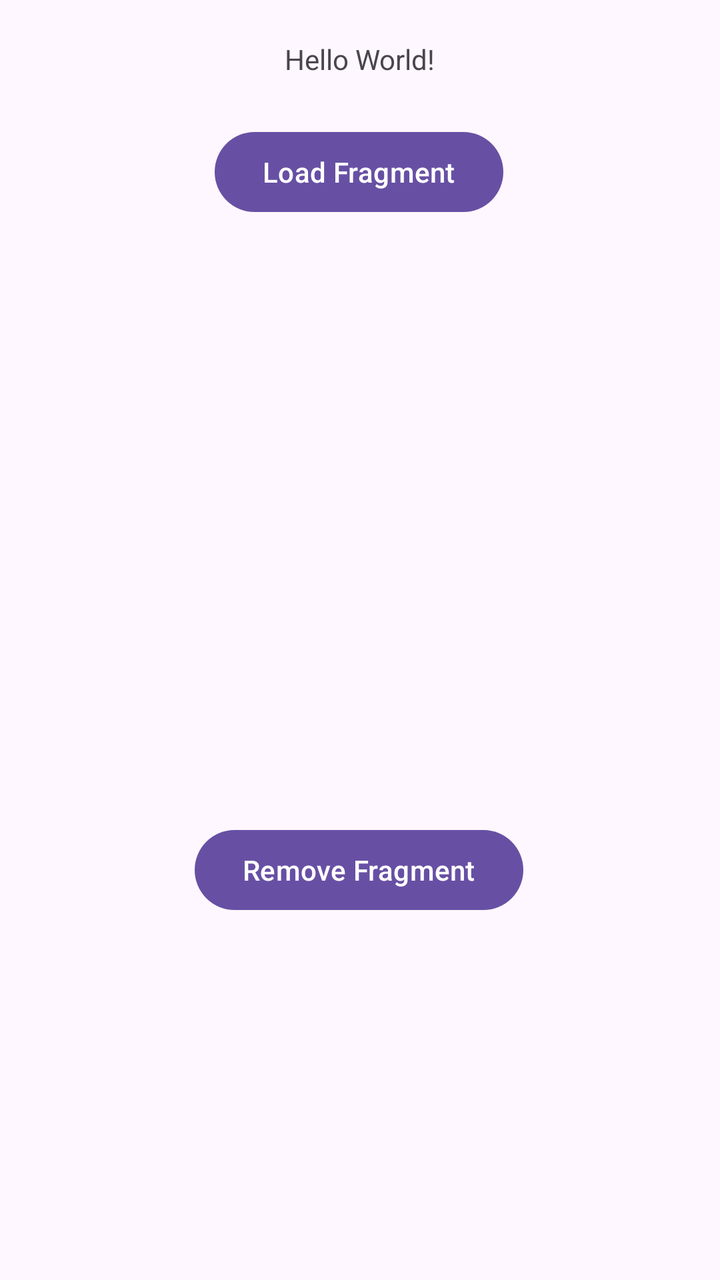
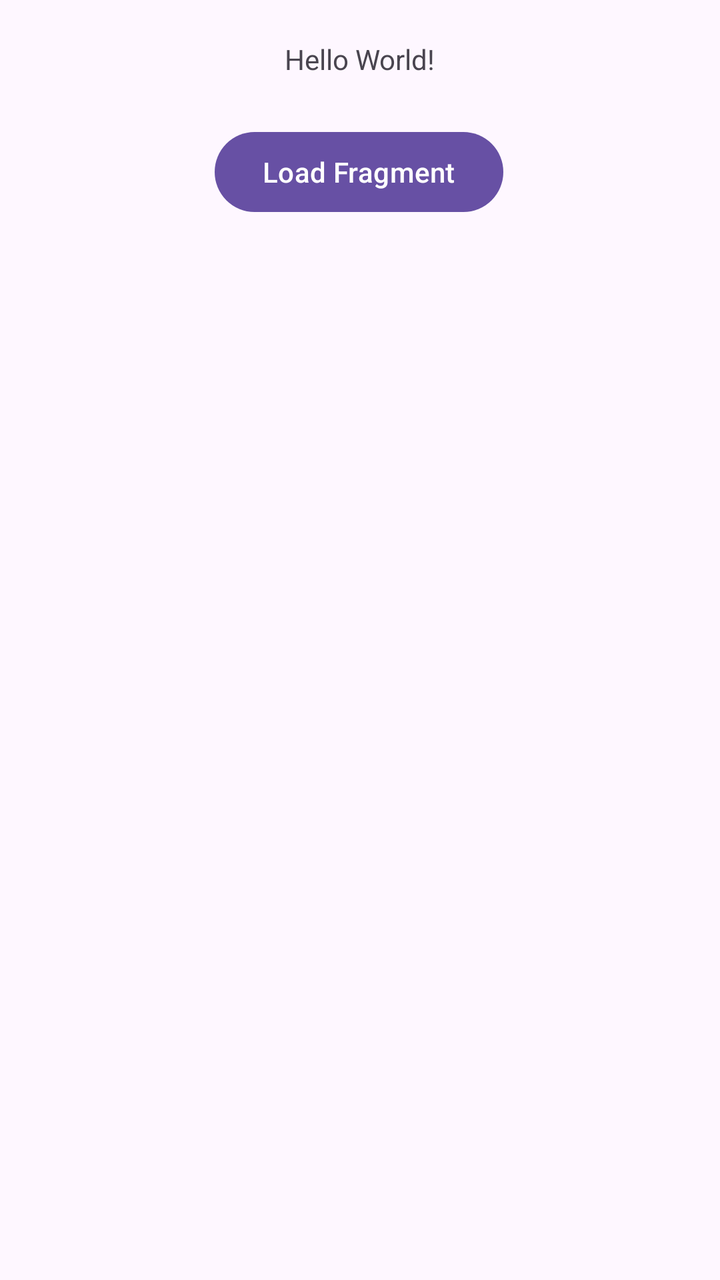

Two renders of the same Android screen: before a commit and after it. Below are the layout's source before the change and the commit's diff.
<!-- AndroidManifest.xml: application theme Theme.MyApplication -->
<!-- res/layout/activity_main.xml -->
<?xml version="1.0" encoding="utf-8"?>
<androidx.constraintlayout.widget.ConstraintLayout xmlns:android="http://schemas.android.com/apk/res/android"
    xmlns:app="http://schemas.android.com/apk/res-auto"
    xmlns:tools="http://schemas.android.com/tools"
    android:id="@+id/main"
    android:layout_width="match_parent"
    android:layout_height="match_parent"
    tools:context=".MainActivity">

    <TextView
        android:id="@+id/textView2"
        android:layout_width="wrap_content"
        android:layout_height="wrap_content"
        android:text="Hello World!"
        app:layout_constraintBottom_toBottomOf="parent"
        app:layout_constraintEnd_toEndOf="parent"
        app:layout_constraintStart_toStartOf="parent"
        app:layout_constraintTop_toTopOf="parent"
        app:layout_constraintVertical_bias="0.032" />

    <FrameLayout
        android:id="@+id/fragmentContainer_id"
        android:layout_width="285dp"
        android:layout_height="285dp"
        android:layout_marginStart="63dp"
        android:layout_marginEnd="63dp"
        app:layout_constraintEnd_toEndOf="parent"
        app:layout_constraintStart_toStartOf="parent"
        app:layout_constraintTop_toBottomOf="@+id/loadFragButton_id">

    </FrameLayout>

    <Button
        android:id="@+id/removeFragButton_id"
        android:layout_width="wrap_content"
        android:layout_height="wrap_content"
        android:layout_marginStart="123dp"
        android:layout_marginTop="16dp"
        android:layout_marginEnd="124dp"
        android:text="Remove Fragment"
        app:layout_constraintEnd_toEndOf="parent"
        app:layout_constraintStart_toStartOf="parent"
        app:layout_constraintTop_toBottomOf="@+id/fragmentContainer_id" />

    <Button
        android:id="@+id/loadFragButton_id"
        android:layout_width="wrap_content"
        android:layout_height="wrap_content"
        android:layout_marginStart="133dp"
        android:layout_marginTop="23dp"
        android:layout_marginEnd="134dp"
        android:text="Load Fragment"
        app:layout_constraintEnd_toEndOf="parent"
        app:layout_constraintStart_toStartOf="parent"
        app:layout_constraintTop_toBottomOf="@+id/textView2" />

</androidx.constraintlayout.widget.ConstraintLayout>
<!-- resources referenced by this layout -->
<resources>
  <style name="Theme.MyApplication" parent="Base.Theme.MyApplication" />
  <style name="Base.Theme.MyApplication" parent="Theme.Material3.DayNight.NoActionBar">
          
          
      </style>
</resources>

<!-- the commit's change to res/layout/activity_main.xml (unified diff, before → after) -->
@@ -31,18 +31,6 @@
     </FrameLayout>
 
     <Button
-        android:id="@+id/removeFragButton_id"
-        android:layout_width="wrap_content"
-        android:layout_height="wrap_content"
-        android:layout_marginStart="123dp"
-        android:layout_marginTop="16dp"
-        android:layout_marginEnd="124dp"
-        android:text="Remove Fragment"
-        app:layout_constraintEnd_toEndOf="parent"
-        app:layout_constraintStart_toStartOf="parent"
-        app:layout_constraintTop_toBottomOf="@+id/fragmentContainer_id" />
-
-    <Button
         android:id="@+id/loadFragButton_id"
         android:layout_width="wrap_content"
         android:layout_height="wrap_content"
